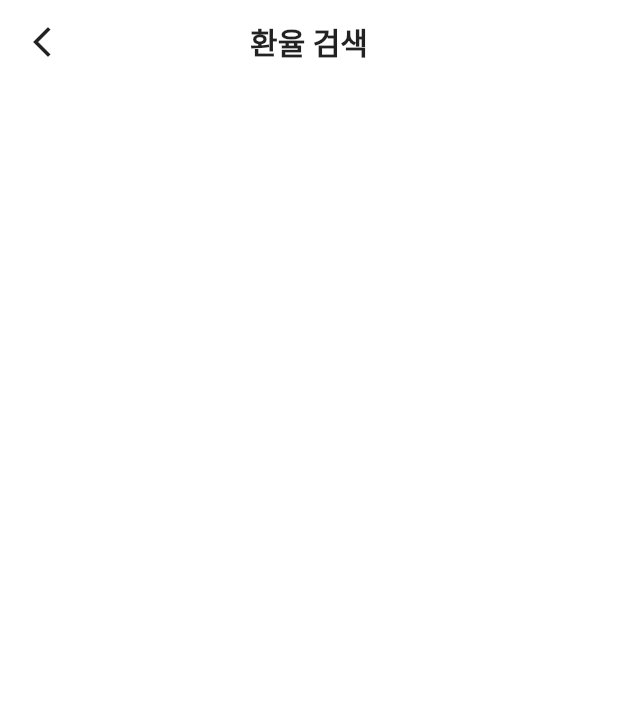
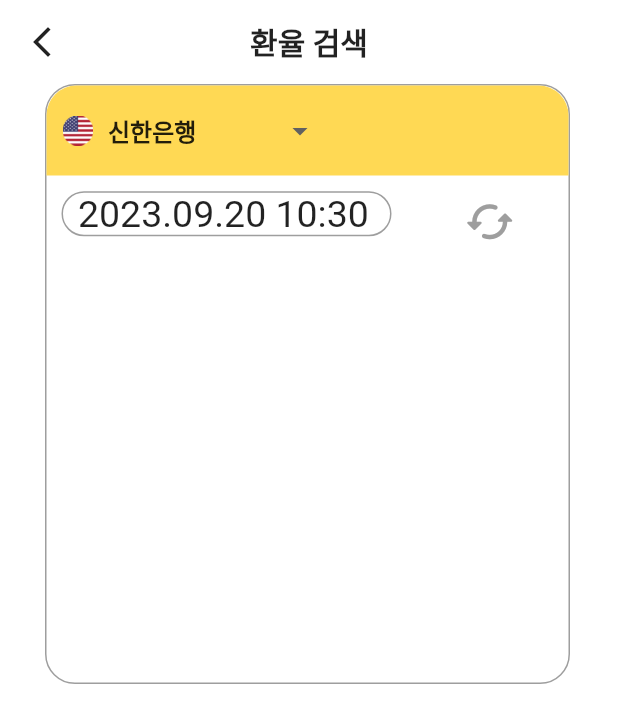
Before and after one commit to Donne-All-Around/DonneAllAround, a Flutter app: the BankDetailPage screen opened directly, on a phone screen of 412 x 824 dp. Shown: the top 723 px of the screen. Run offline on Flutter 3.47's test engine with Material 2 defaults, Android fonts, the phone set to English and light mode, and no system bars; our stand-ins replace awesome_bottom_bar, chat_bubbles, flutter_chat_bubble, geocoding, geolocator, google_maps_flutter and 2 more.

Commit message:
0920 ha 은행별상세페이지 시간추가

```diff
--- a/frontend/a705/lib/bank_datail.dart
+++ b/frontend/a705/lib/bank_datail.dart
@@ -1,4 +1,5 @@
 import 'package:flutter/material.dart';
+import 'package:intl/intl.dart';
 
 class BankDetailPage extends StatefulWidget {
   const BankDetailPage({super.key});
@@ -8,6 +9,26 @@ class BankDetailPage extends StatefulWidget {
 }
 
 class _BankDetailPageState extends State<BankDetailPage> {
+
+  final _bankList = ['신한은행', '하나은행'];
+  var _selectedValue = '신한은행';
+
+  Map<String, Map<String, String>> currencyInfo = {
+    '신한은행': {'imagePath': 'assets/images/usa.png', 'currencyName': '신한은행'},
+    '하나은행': {
+      'imagePath': 'assets/images/australia.png',
+      'currencyName': '하나은행'
+    },
+
+  };
+
+  String getToday() {
+    DateTime now = DateTime.now();
+    DateFormat formatter = DateFormat('yyyy.MM.dd HH:mm');
+    var strToday = formatter.format(now);
+    return strToday;
+  }
+
   @override
   Widget build(BuildContext context){
     return GestureDetector(
@@ -39,18 +60,99 @@ class _BankDetailPageState extends State<BankDetailPage> {
               children: [
                 Container(
                   margin: const EdgeInsets.fromLTRB(30, 0, 30, 0),
-                  child: const Column(
+                  width: 350,
+                  height: 400,
+                  decoration: BoxDecoration(
+                    borderRadius: BorderRadius.circular(20),
+                    border: Border.all(color: Colors.black38),
+                  ),
+                  child: Column(
                     children: [
-                      // 멘트
-
-                      SizedBox(height: 20,),
-                      // 사진변경
-
-                      // 닉네임 & 중복체크
-
-                      // 시작하기 버튼
-                    ],
-                  ),
+                      Row(
+                        children: [
+                          Container(
+                            width: 348,
+                            height: 60,
+                            decoration: BoxDecoration(
+                              borderRadius: const BorderRadius.only(
+                                  topLeft: Radius.circular(20),
+                                  topRight: Radius.circular(20)),
+                              border: Border.all(color: Colors.transparent),
+                              color: const Color(0xFFFFD954),
+                            ),
+                            child: Row(
+                              children: [
+                                Container(
+                                  margin:
+                                  const EdgeInsets.fromLTRB(10, 10, 30, 10),
+                                  width: 170,
+                                  height: 55,
+                                  // color: Colors.red,
+                                  child: DropdownButtonHideUnderline(
+                                    child: DropdownButton(
+                                      value: _selectedValue,
+                                      items: _bankList.map(
+                                            (value) {
+                                          return DropdownMenuItem(
+                                            value: value,
+                                            child: Row(
+                                              children: [
+                                                Image.asset(
+                                                  currencyInfo[value]![
+                                                  'imagePath']!,
+                                                  width: 20,
+                                                  height: 20,
+                                                ),
+                                                const SizedBox(
+                                                  width: 10,
+                                                ),
+                                                Text(currencyInfo[value]![
+                                                'currencyName']!,
+                                                style: TextStyle(fontWeight: FontWeight.bold),),
+                                              ],
+                                            ),
+                                          );
+                                        },
+                                      ).toList(),
+                                      onChanged: (value) {
+                                        setState(() {
+                                          _selectedValue = value.toString();
+                                        });
+                                      },
+                                    ),
+                                  ),
+                                ),
+                              ],
+                            ),
+                          ),
+                        ],
+                      ),
+                      const SizedBox(height: 5),
+                      Row(
+                        children: [
+                          Container(
+                            margin: const EdgeInsets.fromLTRB(10, 0,30, 10),
+                            padding: const EdgeInsets.fromLTRB(10, 0, 0, 0),
+                            width: 220,
+                            height: 30,
+                            decoration: BoxDecoration(
+                              borderRadius: BorderRadius.circular(15),
+                              border: Border.all(color: Colors.black38),
+                            ),
+                            child: Text(
+                              getToday(),
+                              style: const TextStyle(fontSize: 25),),
+                          ),
+                          const SizedBox(width: 10,),
+                          IconButton(
+                            onPressed: (){},
+                            icon: const Icon(Icons.cached_rounded),
+                            iconSize: 35,
+                            color: Colors.grey,),
+                        ],
+                      ),
+          ],
+        ),
                 ),
               ],
             ),
```
